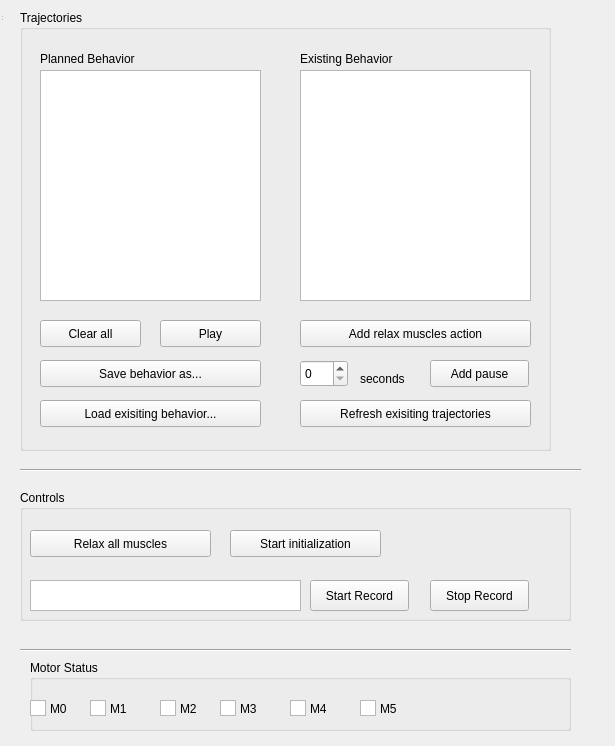
Before: the Qt Designer form roboy_trajectories_control/resource/roboy_trajectories_control.ui in Roboy/roboy_rqt_plugins, drawn with Qt 5.
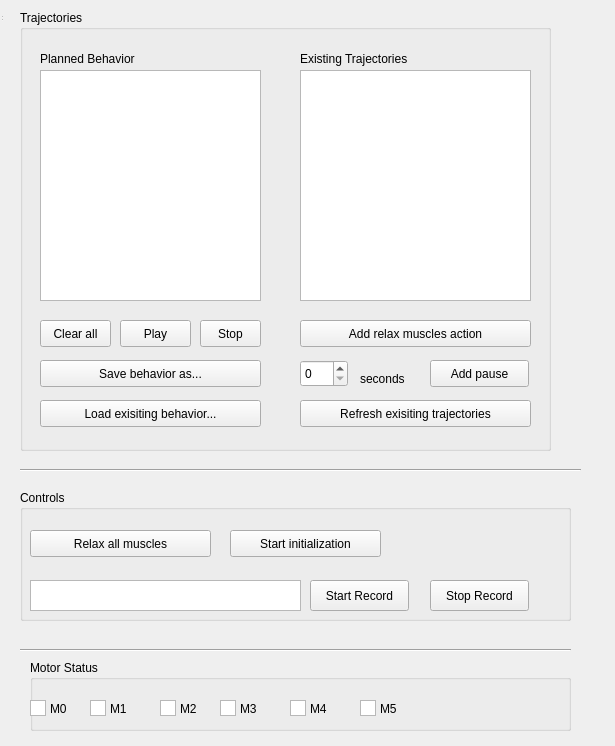
After: the same form once the commit is applied.

Commit message: actions, stop trajectory

```diff
--- a/roboy_trajectories_control/resource/roboy_trajectories_control.ui
+++ b/roboy_trajectories_control/resource/roboy_trajectories_control.ui
@@ -366,9 +366,9 @@
    <widget class="QPushButton" name="playBehavior">
     <property name="geometry">
      <rect>
-      <x>140</x>
+      <x>100</x>
       <y>310</y>
-      <width>101</width>
+      <width>71</width>
       <height>27</height>
      </rect>
     </property>
@@ -381,7 +381,7 @@
      <rect>
       <x>20</x>
       <y>310</y>
-      <width>101</width>
+      <width>71</width>
       <height>27</height>
      </rect>
     </property>
@@ -464,7 +464,20 @@
      </rect>
     </property>
     <property name="text">
-     <string>Existing Behavior</string>
+     <string>Existing Trajectories</string>
+    </property>
+   </widget>
+   <widget class="QPushButton" name="stopBehavior">
+    <property name="geometry">
+     <rect>
+      <x>180</x>
+      <y>310</y>
+      <width>61</width>
+      <height>27</height>
+     </rect>
+    </property>
+    <property name="text">
+     <string>Stop</string>
     </property>
    </widget>
   </widget>
```
The commit also changes 5 other files.
